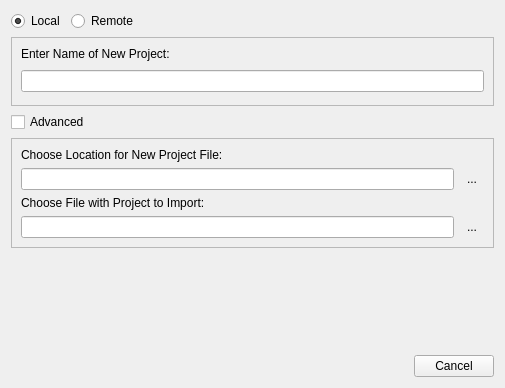
This is src/bin/scenarist-desktop/UserInterfaceLayer/Project/AddProjectDialog.ui in dimkanovikov/KITScenarist as Qt 5 draws it before an edit. The edited form follows.
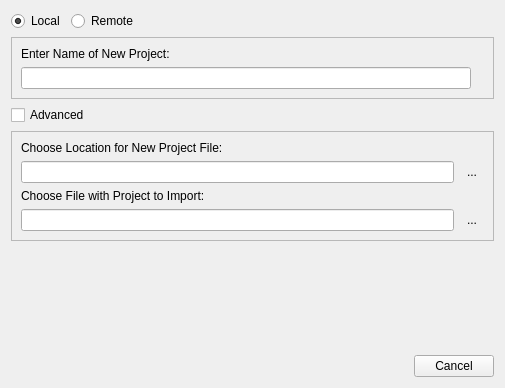
This is the edited form. Icons and pictures are not drawn. Custom widgets are drawn as their Qt base class.

Commit message: Added checking of existed file when create new refs #148

Diff of the .ui file:
```diff
--- a/src/bin/scenarist-desktop/UserInterfaceLayer/Project/AddProjectDialog.ui
+++ b/src/bin/scenarist-desktop/UserInterfaceLayer/Project/AddProjectDialog.ui
@@ -54,32 +54,38 @@
      <property name="frameShadow">
       <enum>QFrame::Raised</enum>
      </property>
-     <layout class="QGridLayout" name="gridLayout_4">
-      <item row="1" column="1">
-       <widget class="QLineEdit" name="projectName"/>
-      </item>
-      <item row="0" column="1">
+     <layout class="QGridLayout" name="gridLayout_2">
+      <item row="0" column="0">
        <widget class="QLabel" name="label">
         <property name="text">
          <string>Enter Name of New Project:</string>
         </property>
        </widget>
       </item>
-      <item row="1" column="2">
-       <spacer name="verticalSpacer_2">
-        <property name="orientation">
-         <enum>Qt::Vertical</enum>
-        </property>
-        <property name="sizeType">
-         <enum>QSizePolicy::Fixed</enum>
-        </property>
-        <property name="sizeHint" stdset="0">
+      <item row="1" column="0">
+       <widget class="QLineEdit" name="projectName"/>
+      </item>
+      <item row="1" column="1">
+       <widget class="ToolTipLabel" name="existsLabel">
+        <property name="maximumSize">
          <size>
-          <width>0</width>
-          <height>29</height>
+          <width>16</width>
+          <height>16</height>
          </size>
         </property>
-       </spacer>
+        <property name="toolTip">
+         <string>File exists. It will be replaced after creating.</string>
+        </property>
+        <property name="text">
+         <string/>
+        </property>
+        <property name="pixmap">
+         <pixmap resource="../../../scenarist-core/Resources/Resources.qrc">:/Graphics/Icons/alert.png</pixmap>
+        </property>
+        <property name="scaledContents">
+         <bool>true</bool>
+        </property>
+       </widget>
       </item>
      </layout>
     </widget>
@@ -211,6 +217,11 @@
    <extends>QToolButton</extends>
    <header location="global">3rd_party/Widgets/FlatButton/FlatButton.h</header>
   </customwidget>
+  <customwidget>
+   <class>ToolTipLabel</class>
+   <extends>QLabel</extends>
+   <header location="global">3rd_party/Widgets/ToolTipLabel/ToolTipLabel.h</header>
+  </customwidget>
  </customwidgets>
  <tabstops>
   <tabstop>isLocal</tabstop>
```
The commit also changes 1 other file.
